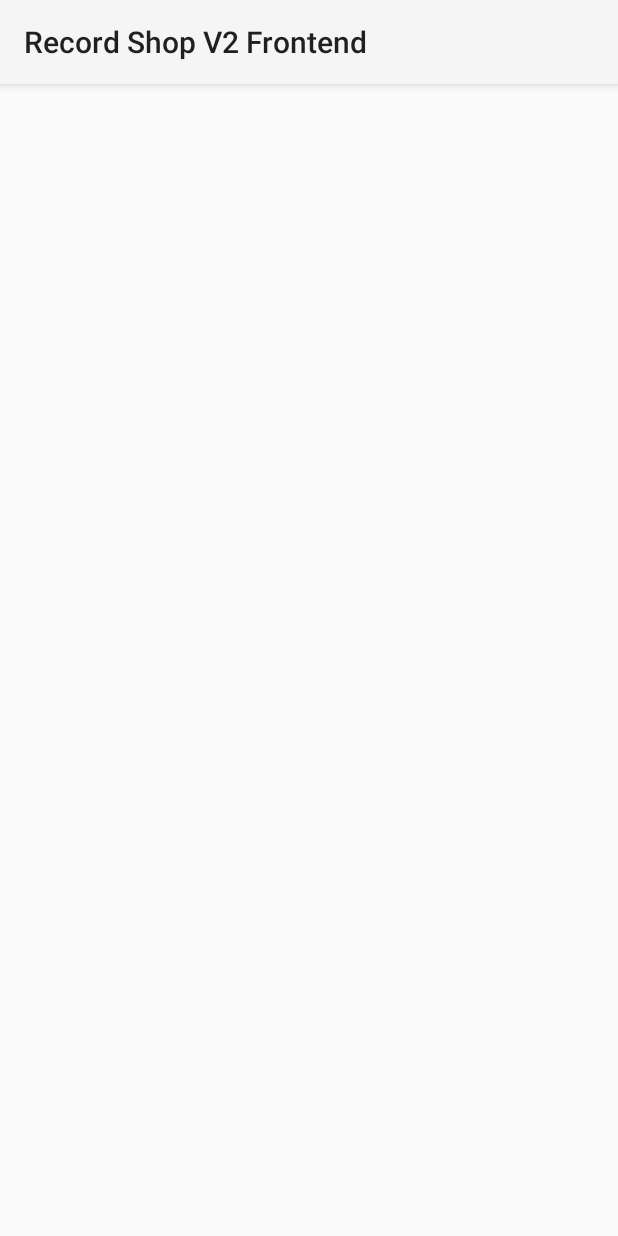
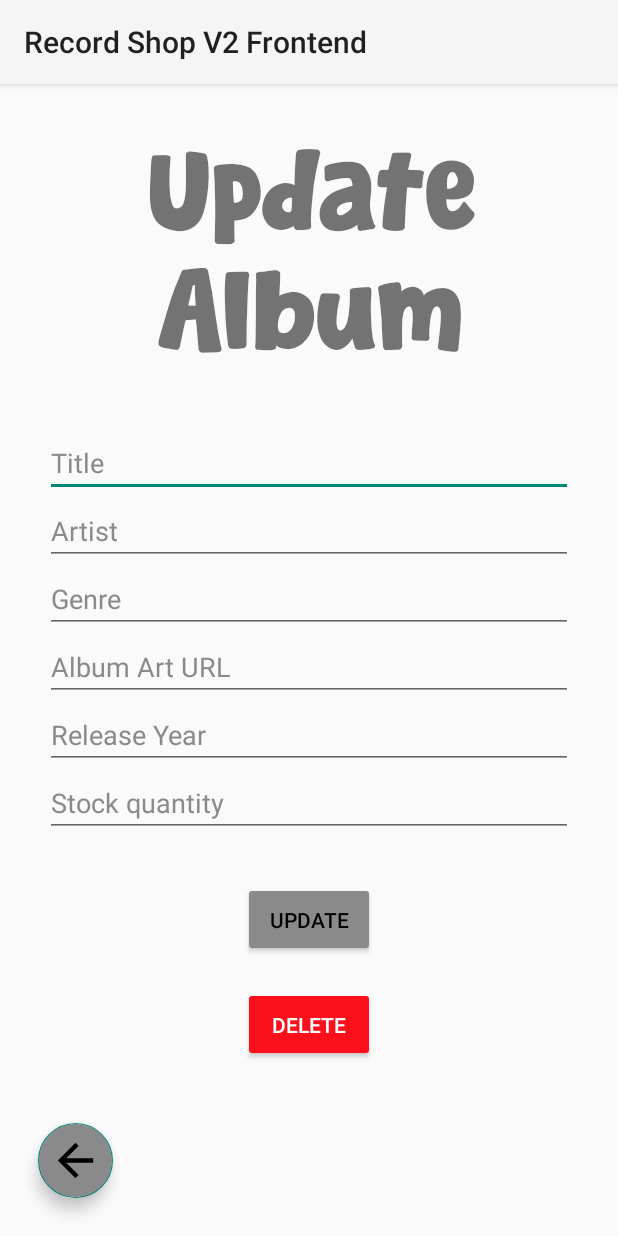
Before and after one commit to JcksonMCD/record-shop-api-v2-frontend, an Android app: the UpdateAlbum screen opened directly, with no data from a screen before it, on a phone screen of 412 x 824 dp. Run offline under Robolectric (Android 15) with nearby library versions, the phone set to English and light mode, and no system bars; our stand-ins replace data binding.

Commit message:
Feat: XML layout complete for update album view with data binding.

```diff
--- a/app/src/main/res/layout/activity_update_album.xml
+++ b/app/src/main/res/layout/activity_update_album.xml
@@ -1,10 +1,146 @@
 <?xml version="1.0" encoding="utf-8"?>
-<androidx.constraintlayout.widget.ConstraintLayout xmlns:android="http://schemas.android.com/apk/res/android"
+<layout
+    xmlns:android="http://schemas.android.com/apk/res/android"
     xmlns:app="http://schemas.android.com/apk/res-auto"
-    xmlns:tools="http://schemas.android.com/tools"
-    android:id="@+id/main"
-    android:layout_width="match_parent"
-    android:layout_height="match_parent"
-    tools:context=".ui.updatealbum.UpdateAlbum">
+    xmlns:tools="http://schemas.android.com/tools">
 
-</androidx.constraintlayout.widget.ConstraintLayout>
+    <data>
+        <variable
+            name="album"
+            type="com.example.recordshopv2frontend.model.Album" />
+        <variable
+            name="clickHandler"
+            type="com.example.recordshopv2frontend.ui.updatealbum.UpdateAlbumClickHandler" />
+    </data>
+
+    <androidx.constraintlayout.widget.ConstraintLayout
+        android:id="@+id/main"
+        android:layout_width="match_parent"
+        android:layout_height="match_parent"
+        tools:context=".ui.addalbum.AddNewAlbumActivity">
+
+        <TextView
+            android:id="@+id/title"
+            android:layout_width="wrap_content"
+            android:layout_height="wrap_content"
+            android:gravity="center"
+            app:layout_constraintTop_toTopOf="parent"
+            app:layout_constraintStart_toStartOf="parent"
+            app:layout_constraintEnd_toEndOf="parent"
+            android:layout_marginTop="40dp"
+            android:textSize="70sp"
+            android:fontFamily="@font/shortcake"
+            android:textStyle="bold"
+            android:text="Update Album"/>
+
+        <EditText
+            android:id="@+id/addTitle"
+            android:hint="Title"
+            android:textColorHint="@color/dark_grey"
+            android:text="@={album.albumName}"
+            android:layout_width="match_parent"
+            android:layout_height="wrap_content"
+            android:layout_marginEnd="30dp"
+            android:layout_marginStart="30dp"
+            android:layout_marginTop="30dp"
+            app:layout_constraintTop_toBottomOf="@+id/title"/>
+
+        <EditText
+            android:id="@+id/addArtist"
+            android:hint="Artist"
+            android:textColorHint="@color/dark_grey"
+            android:text="@={album.artist.name}"
+            android:layout_width="match_parent"
+            android:layout_height="wrap_content"
+            android:layout_marginEnd="30dp"
+            android:layout_marginStart="30dp"
+            app:layout_constraintTop_toBottomOf="@+id/addTitle"/>
+
+        <EditText
+            android:id="@+id/addGenre"
+            android:hint="Genre"
+            android:textColorHint="@color/dark_grey"
+            android:text="@={album.genre}"
+            android:layout_width="match_parent"
+            android:layout_height="wrap_content"
+            android:layout_marginEnd="30dp"
+            android:layout_marginStart="30dp"
+            app:layout_constraintTop_toBottomOf="@+id/addArtist"/>
+
+        <EditText
+            android:id="@+id/addArtUrl"
+            android:hint="Album Art URL"
+            android:textColorHint="@color/dark_grey"
+            android:text="@={album.artUrl}"
+            android:layout_width="match_parent"
+            android:layout_height="wrap_content"
+            android:layout_marginEnd="30dp"
+            android:layout_marginStart="30dp"
+            app:layout_constraintTop_toBottomOf="@+id/addGenre"/>
+
+        <EditText
+            android:id="@+id/addReleaseYear"
+            android:hint="Release Year"
+            android:textColorHint="@color/dark_grey"
+            android:text="@={album.releaseYear}"
+            android:layout_width="match_parent"
+            android:layout_height="wrap_content"
+            android:layout_marginEnd="30dp"
+            android:layout_marginStart="30dp"
+            app:layout_constraintTop_toBottomOf="@+id/addArtUrl"/>
+
+        <EditText
+            android:id="@+id/addStockQuantity"
+            android:hint="Stock quantity"
+            android:textColorHint="@color/dark_grey"
+            android:text="@={album.stockQuantity}"
+            android:layout_width="match_parent"
+            android:layout_height="wrap_content"
+            android:layout_marginEnd="30dp"
+            android:layout_marginStart="30dp"
+            app:layout_constraintTop_toBottomOf="@+id/addReleaseYear"/>
+
+        <Button
+            android:id="@+id/submit"
+            android:layout_width="wrap_content"
+            android:layout_height="50dp"
+            app:layout_constraintTop_toBottomOf="@id/addStockQuantity"
+            app:layout_constraintEnd_toEndOf="parent"
+            app:layout_constraintStart_toStartOf="parent"
+            android:layout_marginTop="30dp"
+            android:text="Update"
+            android:backgroundTint="@color/dark_grey"
+            android:textColor="@color/black"
+            android:textSize="14sp"
+            android:onClick="@{clickHandler::submitButtonClicked}"/>
+
+        <Button
+            android:layout_width="wrap_content"
+            android:layout_height="50dp"
+            app:layout_constraintTop_toBottomOf="@id/submit"
+            app:layout_constraintEnd_toEndOf="parent"
+            app:layout_constraintStart_toStartOf="parent"
+            android:layout_marginTop="20dp"
+            android:text="Delete"
+            android:backgroundTint="#fb101b"
+            android:textColor="@color/white"
+            android:textSize="14sp"
+            android:onClick="@{clickHandler::deleteButtonClicked}"/>
+
+        <com.google.android.material.floatingactionbutton.FloatingActionButton
+            android:layout_width="50dp"
+            android:layout_height="50dp"
+            app:layout_constraintBottom_toBottomOf="parent"
+            app:layout_constraintStart_toStartOf="parent"
+            android:layout_marginStart="25dp"
+            android:layout_marginBottom="25dp"
+            android:src="@drawable/back_arrow"
+            app:maxImageSize="35dp"
+            android:backgroundTint="@color/dark_grey"
+            app:fabCustomSize="50dp"
+            android:onClick="@{clickHandler::backButtonClicked}"
+            />
+
+
+    </androidx.constraintlayout.widget.ConstraintLayout>
+</layout>
```
